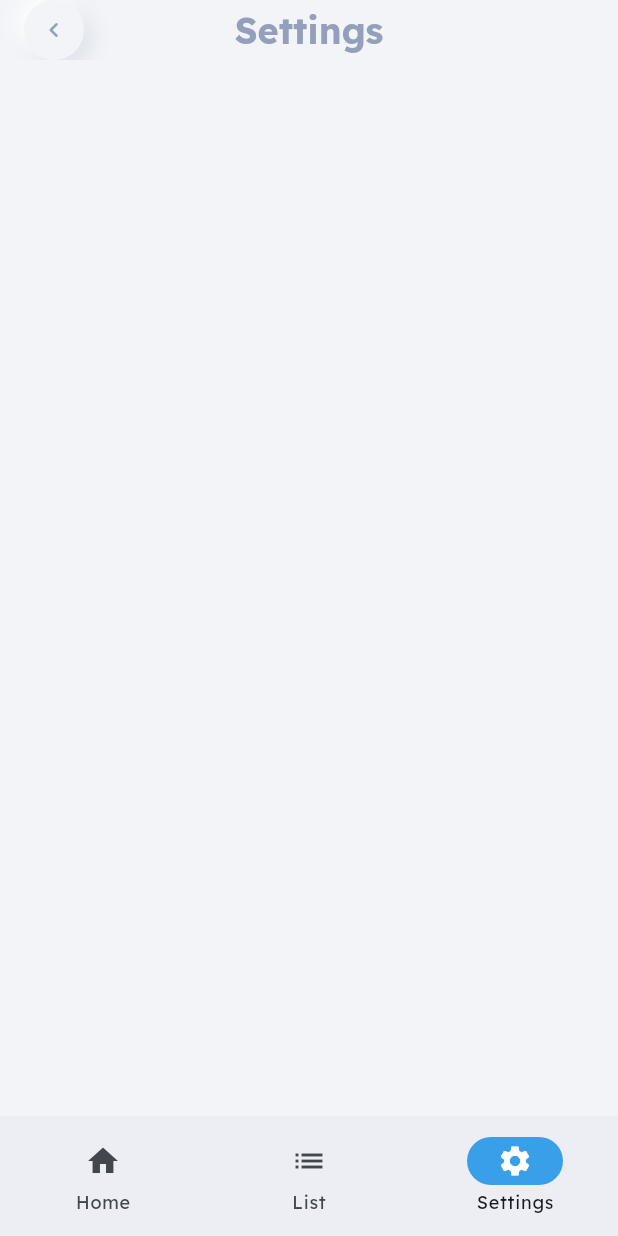
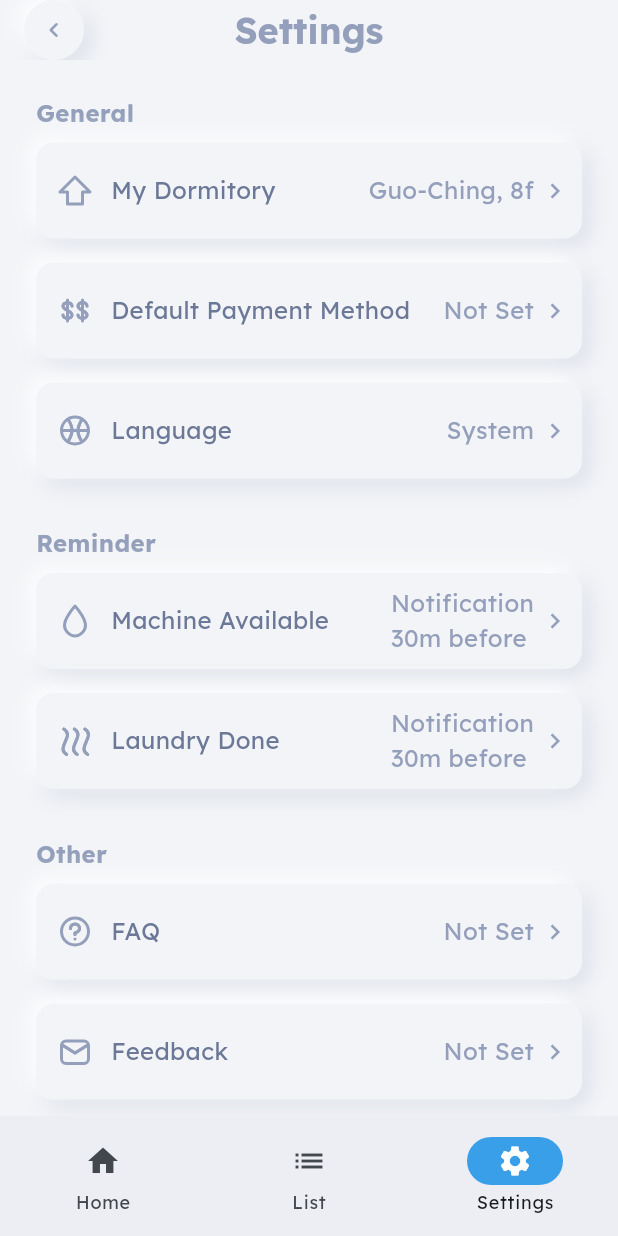
Before and after one commit to FooJiaYin/laundry-savior, a Flutter app: the BottomTabNavigationPage screen opened by its route, item 3 of the bottom bar chosen, on a phone screen of 412 x 824 dp. Run offline on Flutter 3.47's test engine with Material 2 defaults, Android fonts, the phone set to English and light mode, and no system bars; our stand-ins replace dio, flutter_svg, shared_preferences; accounts and stored records are empty; network calls fail.

Commit message:
feat: SettingItem

```diff
--- /dev/null
+++ b/lib/views/components/setting_item.dart
@@ -0,0 +1,56 @@
+// ignore_for_file: public_member_api_docs, sort_constructors_first
+import 'package:flutter/material.dart';
+import 'package:flutter_svg/svg.dart';
+
+import '../../theme/theme.dart';
+import '../../utils/string.dart';
+import 'neumorphic_container.dart';
+
+class SettingItem extends StatelessWidget {
+  const SettingItem({
+    Key? key,
+    required this.iconName,
+    required this.title,
+    this.value,
+    this.onTap,
+  }) : super(key: key);
+
+  final String iconName;
+  final String title;
+  final dynamic value;
+  final dynamic onTap;
+
+  @override
+  Widget build(BuildContext context) {
+    return NeumorphicContainer(
+      height: 64.0,
+      padding: const EdgeInsets.only(left: 14, right: 8),
+      margin: const EdgeInsets.symmetric(vertical: 8),
+      onTap: onTap,
+      child: Row(
+        mainAxisAlignment: MainAxisAlignment.spaceBetween,
+        children: [
+          Flexible(
+            child: Row(
+              children: [
+                SvgPicture.asset("assets/icons/$iconName.svg", width: 24, height: 24),
+                const SizedBox(width: 12),
+                Flexible(
+                  child: Text(title.capitalizeEach, softWrap: true, overflow: TextOverflow.clip),
+                )
+              ],
+            ),
+          ),
+          const SizedBox(width: 20),
+          Row(
+            children: [
+              Text(value?.toString().capitalizeFirst ?? 'Not Set', style: const TextStyle(color: ThemeColors.grey)),
+              const SizedBox(width: 4),
+              const Icon(Icons.keyboard_arrow_right, color: ThemeColors.grey),
+            ],
+          ),
+        ],
+      ),
+    );
+  }
+}
--- a/lib/views/screens/settings.dart
+++ b/lib/views/screens/settings.dart
@@ -22,7 +22,22 @@ class _SettingPageState extends State<SettingPage> {
         automaticallyImplyLeading: false,
       ),
       child: Column(
-        children: [],
+        crossAxisAlignment: CrossAxisAlignment.start,
+        children: [
+          Text("General", style: ThemeFont.header()),
+          const SettingItem(iconName: "home_outlined", title: "My Dormitory", value: "Guo-Ching, 8f"),
+          const SettingItem(iconName: "money", title: "Default Payment Method", value: "Not Set"),
+          const SettingItem(iconName: "ball", title: "Language", value: "System"),
+          const SizedBox(height: 24),
+          Text("Reminder", style: ThemeFont.header()),
+          const SettingItem(iconName: "drop_outlined", title: "Machine Available", value: "notification\n30m before"),
+          const SettingItem(iconName: "wind", title: "Laundry done", value: "notification\n30m before"),
+          const SizedBox(height: 24),
+          Text("Other", style: ThemeFont.header()),
+          const SettingItem(iconName: "question", title: "FAQ"),
+          const SettingItem(iconName: "mail", title: "Feedback"),
+          const SizedBox(height: 40),
+        ],
       ),
     );
   }
```
